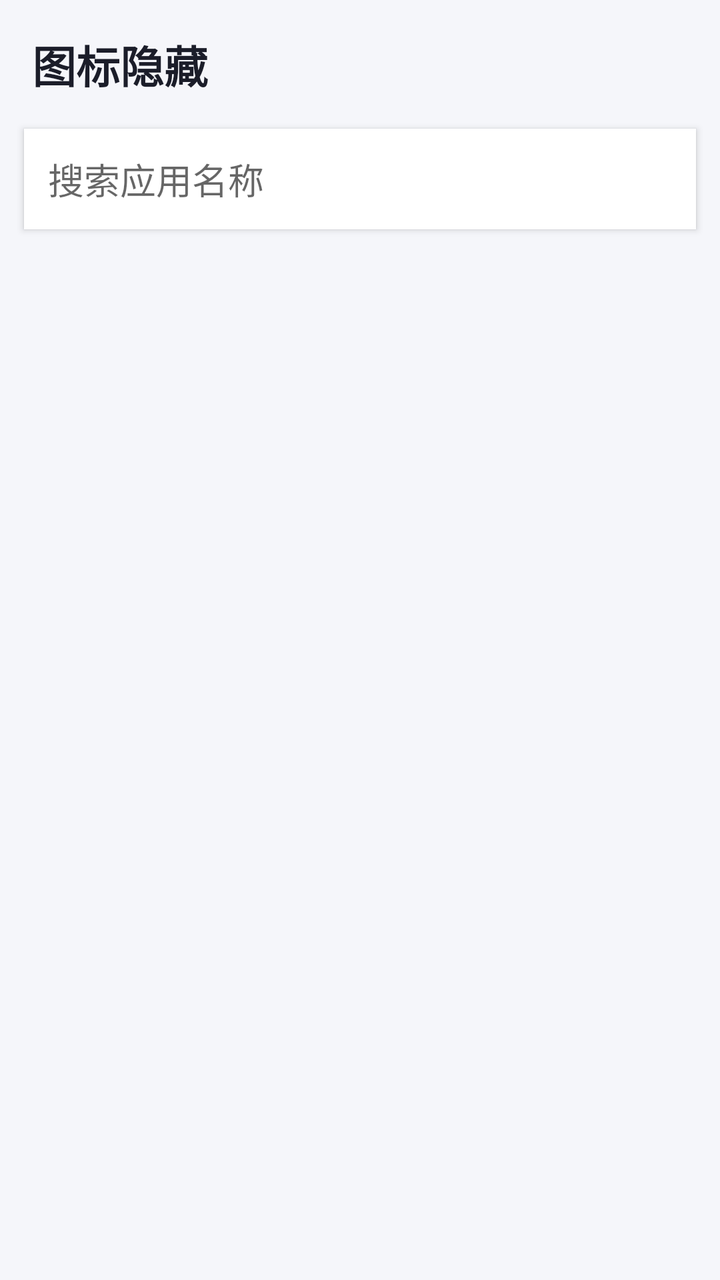
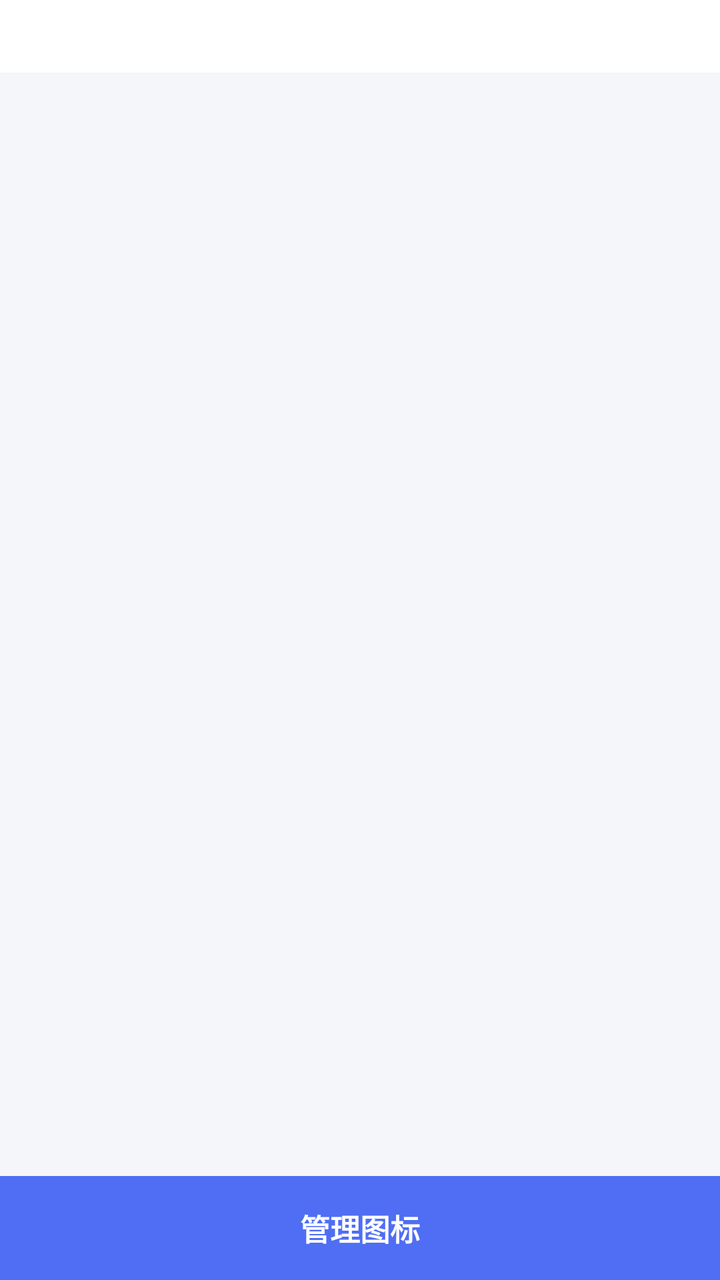

The first picture is an Android layout as it rendered before a commit; the second is the same layout after the commit. The layout source and the unified diff follow.
<!-- AndroidManifest.xml: application theme android:Theme.DeviceDefault.Light.NoActionBar -->
<!-- res/layout/main.xml -->
<?xml version="1.0" encoding="utf-8"?>
<LinearLayout xmlns:android="http://schemas.android.com/apk/res/android"
    android:layout_width="match_parent"
    android:layout_height="match_parent"
    android:orientation="vertical"
    android:background="#F5F6FA">

    <TextView
        android:layout_width="match_parent"
        android:layout_height="wrap_content"
        android:padding="16dp"
        android:paddingTop="20dp"
        android:text="@string/app_name"
        android:textSize="22sp"
        android:textStyle="bold"
        android:textColor="#1B1D29" />

    <EditText
        android:id="@+id/search"
        android:layout_width="match_parent"
        android:layout_height="wrap_content"
        android:layout_marginLeft="12dp"
        android:layout_marginRight="12dp"
        android:padding="12dp"
        android:hint="@string/search_hint"
        android:inputType="text"
        android:background="#FFFFFF"
        android:elevation="2dp" />

    <TextView
        android:id="@+id/status"
        android:layout_width="match_parent"
        android:layout_height="wrap_content"
        android:padding="12dp"
        android:textSize="12sp"
        android:textColor="#666B7A" />

    <ListView
        android:id="@+id/list"
        android:layout_width="match_parent"
        android:layout_height="match_parent"
        android:divider="@null"
        android:dividerHeight="0dp"
        android:cacheColorHint="#00000000" />
</LinearLayout>
<!-- resources referenced by this layout -->
<resources>
  <string name="app_name">图标隐藏</string>
  <string name="search_hint">搜索应用名称</string>
</resources>

<!-- the commit's change to res/layout/main.xml (unified diff, before → after) -->
@@ -1,45 +1,102 @@
 <?xml version="1.0" encoding="utf-8"?>
-<LinearLayout xmlns:android="http://schemas.android.com/apk/res/android"
+<FrameLayout xmlns:android="http://schemas.android.com/apk/res/android"
     android:layout_width="match_parent"
     android:layout_height="match_parent"
-    android:orientation="vertical"
     android:background="#F5F6FA">
 
-    <TextView
-        android:layout_width="match_parent"
-        android:layout_height="wrap_content"
-        android:padding="16dp"
-        android:paddingTop="20dp"
-        android:text="@string/app_name"
-        android:textSize="22sp"
-        android:textStyle="bold"
-        android:textColor="#1B1D29" />
-
-    <EditText
-        android:id="@+id/search"
-        android:layout_width="match_parent"
-        android:layout_height="wrap_content"
-        android:layout_marginLeft="12dp"
-        android:layout_marginRight="12dp"
-        android:padding="12dp"
-        android:hint="@string/search_hint"
-        android:inputType="text"
-        android:background="#FFFFFF"
-        android:elevation="2dp" />
-
-    <TextView
-        android:id="@+id/status"
-        android:layout_width="match_parent"
-        android:layout_height="wrap_content"
-        android:padding="12dp"
-        android:textSize="12sp"
-        android:textColor="#666B7A" />
-
-    <ListView
-        android:id="@+id/list"
+    
+    <LinearLayout
+        android:id="@+id/desktop_panel"
         android:layout_width="match_parent"
         android:layout_height="match_parent"
-        android:divider="@null"
-        android:dividerHeight="0dp"
-        android:cacheColorHint="#00000000" />
-</LinearLayout>
+        android:orientation="vertical">
+
+        <TextView
+            android:id="@+id/home_status"
+            android:layout_width="match_parent"
+            android:layout_height="wrap_content"
+            android:padding="10dp"
+            android:textSize="12sp"
+            android:textColor="#B23A2B"
+            android:background="#FFFFFF"
+            android:clickable="true" />
+
+        <GridView
+            android:id="@+id/app_grid"
+            android:layout_width="match_parent"
+            android:layout_height="0dp"
+            android:layout_weight="1"
+            android:numColumns="4"
+            android:horizontalSpacing="4dp"
+            android:verticalSpacing="10dp"
+            android:paddingTop="12dp"
+            android:paddingLeft="6dp"
+            android:paddingRight="6dp"
+            android:gravity="center"
+            android:stretchMode="columnWidth"
+            android:scrollbars="none" />
+
+        <TextView
+            android:id="@+id/btn_manage"
+            android:layout_width="match_parent"
+            android:layout_height="52dp"
+            android:gravity="center"
+            android:text="@string/mode_manage"
+            android:textSize="15sp"
+            android:textStyle="bold"
+            android:textColor="#FFFFFF"
+            android:background="#4F6EF4"
+            android:clickable="true" />
+    </LinearLayout>
+
+    
+    <LinearLayout
+        android:id="@+id/manage_panel"
+        android:layout_width="match_parent"
+        android:layout_height="match_parent"
+        android:orientation="vertical"
+        android:background="#F5F6FA"
+        android:visibility="gone">
+
+        <TextView
+            android:id="@+id/btn_back"
+            android:layout_width="match_parent"
+            android:layout_height="48dp"
+            android:gravity="center_vertical"
+            android:paddingLeft="16dp"
+            android:text="@string/mode_back"
+            android:textSize="16sp"
+            android:textColor="#4F6EF4"
+            android:background="#FFFFFF"
+            android:clickable="true" />
+
+        <EditText
+            android:id="@+id/search"
+            android:layout_width="match_parent"
+            android:layout_height="wrap_content"
+            android:layout_marginLeft="12dp"
+            android:layout_marginRight="12dp"
+            android:layout_marginTop="8dp"
+            android:padding="12dp"
+            android:hint="@string/search_hint"
+            android:inputType="text"
+            android:background="#FFFFFF"
+            android:singleLine="true" />
+
+        <TextView
+            android:id="@+id/status"
+            android:layout_width="match_parent"
+            android:layout_height="wrap_content"
+            android:padding="12dp"
+            android:textSize="12sp"
+            android:textColor="#666B7A" />
+
+        <ListView
+            android:id="@+id/list"
+            android:layout_width="match_parent"
+            android:layout_height="match_parent"
+            android:divider="@null"
+            android:dividerHeight="0dp"
+            android:cacheColorHint="#00000000" />
+    </LinearLayout>
+</FrameLayout>
<!-- resource entries referenced after the edit -->
@@ -1,6 +1,7 @@
 <!-- resources referenced by this layout -->
 <resources>
-  <string name="app_name">图标隐藏</string>
+  <string name="mode_back">← 返回桌面</string>
+  <string name="mode_manage">管理图标</string>
   <string name="search_hint">搜索应用名称</string>
 </resources>
 
